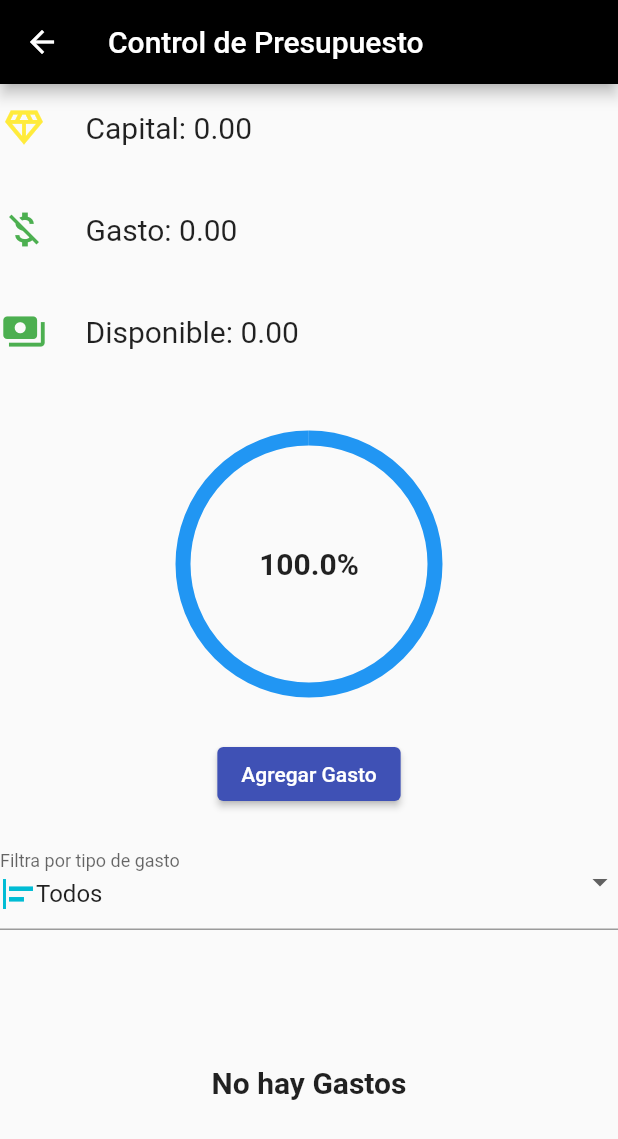
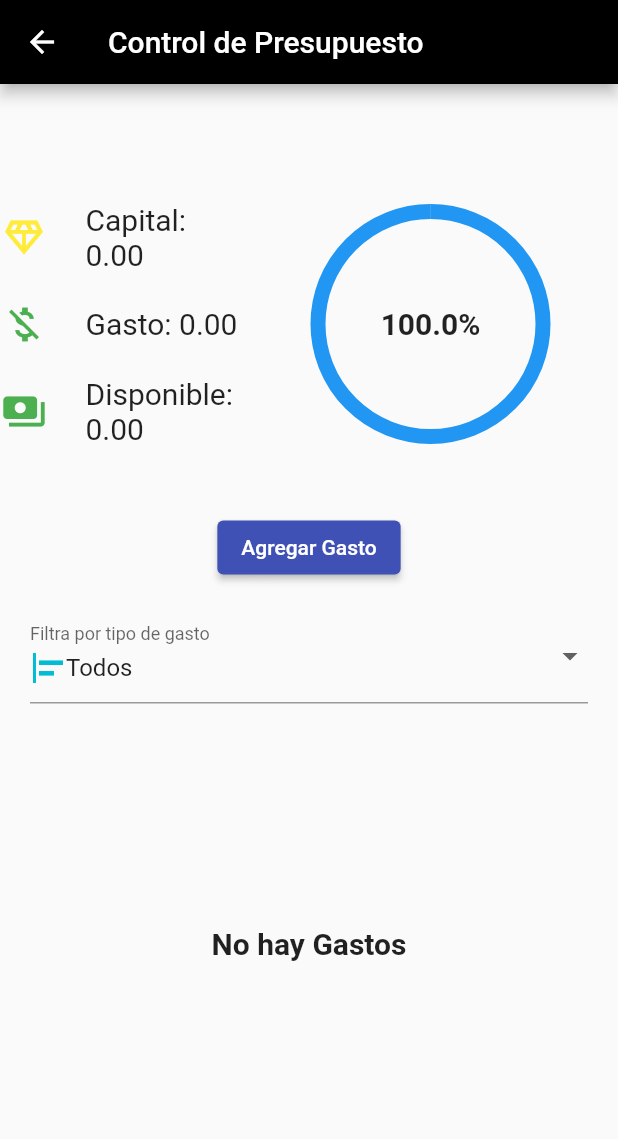
Before and after one commit to Gersue/ProyectFlutter, a Flutter app: the SecondView screen opened directly with empty values, on a phone screen of 412 x 824 dp. Shown: the top 1139 px of the screen. Run offline on Flutter 3.47's test engine with Material 2 defaults, Android fonts, the phone set to English and light mode, and no system bars.

Commit message:
viewHorizontal
View Horizontal

```diff
--- a/lib/gestionCapital.dart
+++ b/lib/gestionCapital.dart
@@ -374,17 +374,20 @@ class _SecondViewState extends State<SecondView> {
       ),
       body: SafeArea(
         child: Column(
-
           mainAxisAlignment: MainAxisAlignment.center,
           children: <Widget>[
             Flexible(
               fit: FlexFit.loose,
               flex: 1,
+              child: Row(
+                mainAxisAlignment: MainAxisAlignment.spaceEvenly,
+                children: [
+                  Expanded(
+                    child: SingleChildScrollView(
                       child: Column(
                         mainAxisSize: MainAxisSize.min,
                         children: [
-                  Expanded(
-                    child: ListTile(
+                          ListTile(
                             minVerticalPadding: 0,
                             contentPadding: const EdgeInsets.all(1),
                             leading: const Icon(Icons.diamond_outlined, color: Colors.yellow, size: 30.0),
@@ -393,9 +396,7 @@ class _SecondViewState extends State<SecondView> {
                               style: const TextStyle(fontSize: 20),
                             ),
                           ),
-                  ),
-                  Expanded(
-                    child: ListTile(
+                          ListTile(
                             minVerticalPadding: 0,
                             contentPadding: const EdgeInsets.all(1),
                             leading: const Icon(Icons.money_off, color: Colors.green, size: 30.0),
@@ -404,9 +405,7 @@ class _SecondViewState extends State<SecondView> {
                               style: const TextStyle(fontSize: 20),
                             ),
                           ),
-                  ),
-                  Expanded(
-                    child: ListTile(
+                          ListTile(
                             minVerticalPadding: 0,
                             contentPadding: const EdgeInsets.all(1),
                             leading: const Icon(Icons.payments, color: Colors.green, size: 30.0),
@@ -415,23 +414,31 @@ class _SecondViewState extends State<SecondView> {
                               style: const TextStyle(fontSize: 20),
                             ),
                           ),
+                        ],
+                      ),
+                    ),
+                  ),
+                  SingleChildScrollView(
+                    child: Column(
+                      children: [
+                        Padding(
+                          padding: const EdgeInsets.all(30),
+                          child: Container(
+                            margin: const EdgeInsets.all(20),
+                            child: Container(
+                              width: 150,
+                              height: 150,
+                              child: MyPieChart(disponible: widget.capital, gasto: totalGastado),
+                            ),
+                          ),
                         ),
                       ],
                     ),
                   ),
-            const SizedBox(height: 16),
-            Stack(
-              alignment: Alignment.center,
-              children: [
-                Container(
-                  width: 200,
-                  height: 200,
-                  padding: const EdgeInsets.all(16),
-                  child: MyPieChart(disponible: widget.capital, gasto: totalGastado),
-                ),
                 ],
               ),
-            const SizedBox(height: 16),
+            ),
+
             ElevatedButton(
               onPressed: () {
                 mostrarModalAgregarGasto();
@@ -439,7 +446,9 @@ class _SecondViewState extends State<SecondView> {
               child: const Text("Agregar Gasto"),
             ),
             const SizedBox(height: 16),
-            DropdownButtonFormField<String>(
+            Container(
+              margin: const EdgeInsets.symmetric(horizontal: 20.0),
+              child: DropdownButtonFormField<String>(
                 onChanged: (value) {
                   setState(() {
                     tipo = value!;
@@ -564,6 +573,7 @@ class _SecondViewState extends State<SecondView> {
                   )
                 ],
               ),
+            ),
             Expanded(
               child: Padding(
                 padding: const EdgeInsets.all(8.0),
@@ -600,6 +610,7 @@ class _SecondViewState extends State<SecondView> {
           ],
         ),
       ),
+
     );
   }
 }
--- a/lib/main.dart
+++ b/lib/main.dart
@@ -1,8 +1,6 @@
 import 'package:flutter/material.dart';
-import 'package:flutter/services.dart';
 
 import 'ingresarCapital.dart';
-import 'myPieChart.dart';
 
 void main() {
   runApp(const MyApp());
```
Lines whose indentation alone changed are shown as unchanged.
